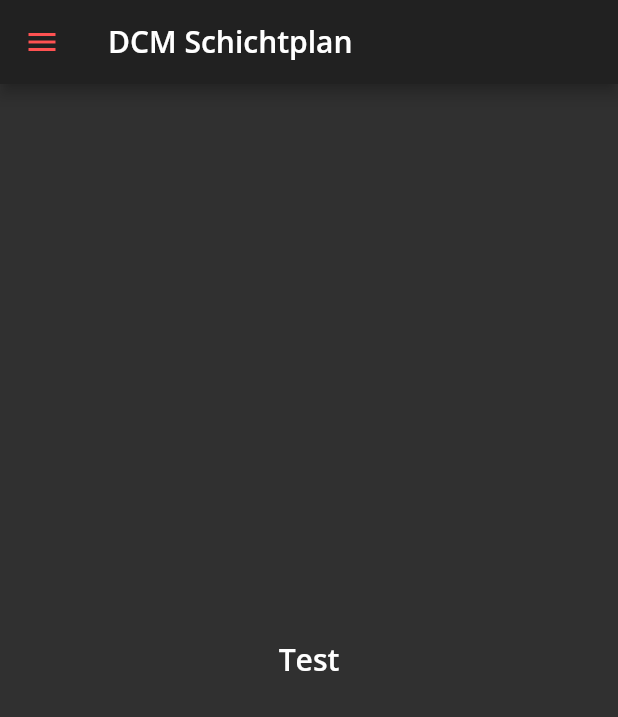
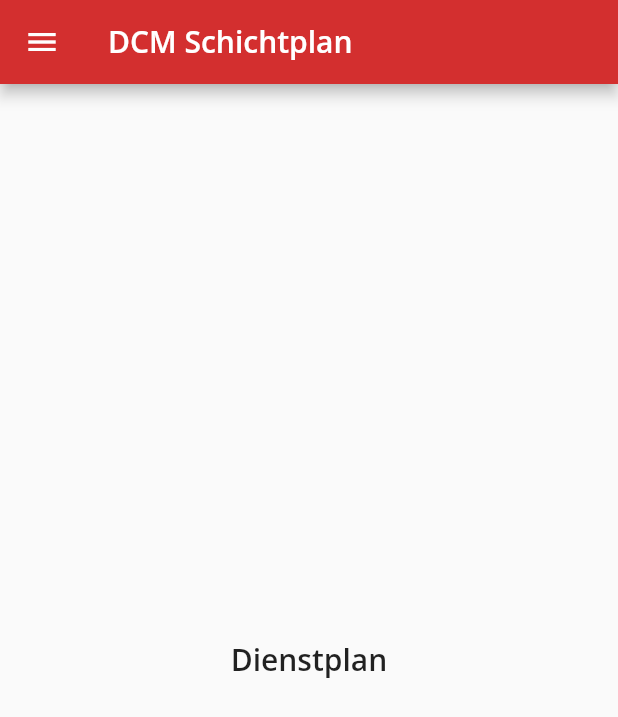
Before and after one commit to uthoffp/-DCM-Schichtplan-Flutter, a Flutter app: the screen it shows after launch, on a phone screen of 412 x 824 dp. Shown: the top 717 px of the screen. Run offline on Flutter 3.47's test engine with Material 2 defaults, Android fonts, the phone set to English and light mode, and no system bars; our stand-ins replace google_fonts.

```diff
--- a/lib/main.dart
+++ b/lib/main.dart
@@ -16,7 +16,7 @@ class DcmApp extends StatelessWidget {
   Widget build(BuildContext context) {
     return MaterialApp(
       title: Strings.appName,
-      theme: DcmTheme.dark(),
+      theme: getTheme(),
       home: const MainPage(),
     );
   }
--- a/lib/resources/themes.dart
+++ b/lib/resources/themes.dart
@@ -4,29 +4,29 @@ import 'package:google_fonts/google_fonts.dart';
 class DcmTheme {
   static TextTheme lightTextTheme = TextTheme(
     bodyText1: GoogleFonts.openSans(
-      fontSize: 18.0,
+      fontSize: 14.0,
       fontWeight: FontWeight.w700,
-      color: Colors.black,
+      color: Colors.black87,
     ),
     headline1: GoogleFonts.openSans(
       fontSize: 32.0,
       fontWeight: FontWeight.bold,
-      color: Colors.black,
+      color: Colors.black87,
     ),
     headline2: GoogleFonts.openSans(
       fontSize: 21.0,
       fontWeight: FontWeight.w700,
-      color: Colors.black,
+      color: Colors.black87,
     ),
     headline3: GoogleFonts.openSans(
       fontSize: 16.0,
       fontWeight: FontWeight.w600,
-      color: Colors.black,
+      color: Colors.black87,
     ),
     headline6: GoogleFonts.openSans(
       fontSize: 20.0,
       fontWeight: FontWeight.w600,
-      color: Colors.black,
+      color: Colors.black87,
     ),
   );
 
@@ -59,6 +59,10 @@ class DcmTheme {
   );
 
   static ThemeData light() {
+    Color? primary = Colors.red[500];
+    Color? primaryDark = Colors.red[700];
+    Color? primaryAccent = Colors.red[100];
+
     return ThemeData(
         brightness: Brightness.light,
         checkboxTheme: CheckboxThemeData(
@@ -70,13 +74,32 @@ class DcmTheme {
         ),
         appBarTheme: AppBarTheme(
           foregroundColor: Colors.black,
-          backgroundColor: Colors.red,
-          titleTextStyle: darkTextTheme.headline6),
+          backgroundColor: primaryDark,
+          titleTextStyle: darkTextTheme.headline6,
+          iconTheme: const IconThemeData(color: Colors.white),
+        ),
         textTheme: lightTextTheme,
-    );
+        colorScheme: ColorScheme(
+            primary: primary!,
+            primaryVariant: primaryAccent!,
+            onPrimary: Colors.white,
+            background: Colors.white,
+            brightness: Brightness.light,
+            error: Colors.red,
+            onBackground: Colors.black87,
+            onError: Colors.white,
+            onSecondary: Colors.white,
+            onSurface: Colors.black87,
+            secondary: primary,
+            secondaryVariant: primaryAccent,
+            surface: Colors.white));
   }
 
   static ThemeData dark() {
+    Color? primary = Colors.red[500];
+    Color? primaryDark = Colors.red[700];
+    Color? primaryAccent = Colors.red[300];
+
     return ThemeData(
         brightness: Brightness.dark,
         appBarTheme: AppBarTheme(
@@ -85,6 +108,19 @@ class DcmTheme {
           titleTextStyle: darkTextTheme.headline6,
         ),
         textTheme: darkTextTheme,
-    );
+        colorScheme: ColorScheme(
+            primary: primaryDark!,
+            primaryVariant: primaryAccent!,
+            onPrimary: Colors.white,
+            background: Colors.white,
+            brightness: Brightness.dark,
+            error: Colors.red,
+            onBackground: Colors.black87,
+            onError: Colors.white,
+            onSecondary: Colors.white,
+            onSurface: Colors.black87,
+            secondary: primary!,
+            secondaryVariant: primaryAccent,
+            surface: Colors.white));
   }
 }
--- /dev/null
+++ b/lib/view/fragments/time_fragment.dart
@@ -0,0 +1,20 @@
+import 'package:flutter/material.dart';
+
+class TimeFragment extends StatefulWidget {
+  const TimeFragment(this.type, {Key? key}) : super(key: key);
+
+  final String type;
+  @override
+  State<TimeFragment> createState() => _TimeFragmentState();
+}
+
+class _TimeFragmentState extends State<TimeFragment> {
+
+  @override
+  Widget build(BuildContext context) {
+    final theme = Theme.of(context);
+    final textTheme = theme.textTheme;
+
+    return Center(child: Text(widget.type, style: textTheme.headline6));
+  }
+}
--- a/lib/view/pages/main_page.dart
+++ b/lib/view/pages/main_page.dart
@@ -1,5 +1,9 @@
 import 'package:dcm_flutter/resources/strings.dart';
-
+import 'package:dcm_flutter/view/fragments/abrequest_fragment.dart';
+import 'package:dcm_flutter/view/fragments/clocking_fragment.dart';
+import 'package:dcm_flutter/view/fragments/contact_fragment.dart';
+import 'package:dcm_flutter/view/fragments/pwchange_fragment.dart';
+import 'package:dcm_flutter/view/fragments/time_fragment.dart';
 import 'package:flutter/cupertino.dart';
 import 'package:flutter/material.dart';
 
@@ -12,10 +16,35 @@ class MainPage extends StatefulWidget {
 
 class _MainPageState extends State<MainPage> {
   int _selectedDestination = 0;
+  Widget _contentWidget = TimeFragment(Strings.menuPlanned);
 
   void selectDestination(int index) {
     setState(() {
       _selectedDestination = index;
+      switch (index) {
+        case 0:
+          _contentWidget = TimeFragment(Strings.menuPlanned);
+          break;
+        case 1:
+          _contentWidget = ClockingFragment();
+          break;
+        case 2:
+          _contentWidget = AbRequestFragment();
+          break;
+        case 3:
+          _contentWidget = TimeFragment(Strings.menuActual);
+          break;
+        case 4:
+          _contentWidget = ContactFragment();
+          break;
+        case 5:
+          _contentWidget = PwChangeFragment();
+          break;
+        case 6:
+          logout();
+          break;
+      }
+      Navigator.of(context).pop();
     });
   }
 
@@ -52,56 +81,38 @@ class _MainPageState extends State<MainPage> {
               height: 1,
               thickness: 1,
             ),
-            ListTile(
-              leading: const Icon(Icons.calendar_today),
-              title: const Text(Strings.menuPlanned),
-              selected: _selectedDestination == 0,
-              onTap: () => selectDestination(0),
-            ),
-            ListTile(
-              leading: const Icon(Icons.access_alarm),
-              title: const Text(Strings.menuClocking),
-              selected: _selectedDestination == 1,
-              onTap: () => selectDestination(1),
-            ),
-            ListTile(
-              leading: const Icon(Icons.attach_email),
-              title: const Text(Strings.menuAbRequest),
-              selected: _selectedDestination == 2,
-              onTap: () => selectDestination(2),
-            ),
-            ListTile(
-              leading: const Icon(Icons.calendar_today),
-              title: const Text(Strings.menuActual),
-              selected: _selectedDestination == 3,
-              onTap: () => selectDestination(3),
-            ),
-            ListTile(
-              leading: const Icon(Icons.contact_mail),
-              title: const Text(Strings.menuContact),
-              selected: _selectedDestination == 4,
-              onTap: () => selectDestination(4),
-            ),
-            const Divider(
-              height: 1,
-              thickness: 1,
-            ),
-            ListTile(
-              leading: const Icon(Icons.vpn_key),
-              title: const Text(Strings.menuPwChange),
-              selected: _selectedDestination == 5,
-              onTap: () => selectDestination(5),
-            ),
-            ListTile(
-              leading: const Icon(Icons.power_settings_new),
-              title: const Text(Strings.menuLogout),
-              selected: _selectedDestination == 6,
-              onTap: () => logout(),
-            ),
+            navDrawerItem(
+                context, Icons.calendar_today, Strings.menuPlanned, 0),
+            navDrawerItem(context, Icons.access_alarm, Strings.menuClocking, 1),
+            navDrawerItem(
+                context, Icons.attach_email, Strings.menuAbRequest, 2),
+            navDrawerItem(context, Icons.calendar_today, Strings.menuActual, 3),
+            navDrawerItem(context, Icons.contact_mail, Strings.menuContact, 4),
+            const Divider(height: 1, thickness: 1),
+            navDrawerItem(context, Icons.vpn_key, Strings.menuPwChange, 5),
+            navDrawerItem(
+                context, Icons.power_settings_new, Strings.menuLogout, 6),
           ],
         ),
       ),
-      body: Center(child: Text("Test", style: textTheme.headline6)),
+      body: _contentWidget,
+    );
+  }
+
+  Widget navDrawerItem(
+      BuildContext context, IconData icon, String text, int index) {
+    return Container(
+      padding: const EdgeInsets.fromLTRB(8, 4, 8, 4),
+      child: ListTile(
+        shape:
+            RoundedRectangleBorder(borderRadius: BorderRadius.circular(15.0)),
+        leading: Icon(icon),
+        dense: true,
+        title: Text(text),
+        selected: _selectedDestination == index,
+        selectedTileColor: Theme.of(context).colorScheme.primaryVariant,
+        onTap: () => selectDestination(index),
+      ),
     );
   }
 }
```
Also changed, not shown: lib/view/fragments/abrequest_fragment.dart (added, +20 -0 lines), lib/view/fragments/clocking_fragment.dart (added, +20 -0 lines), lib/view/fragments/contact_fragment.dart (added, +20 -0 lines), lib/view/fragments/pwchange_fragment.dart (added, +131 -0 lines), lib/resources/colors.dart (deleted). Lines whose indentation alone changed are shown as unchanged.
